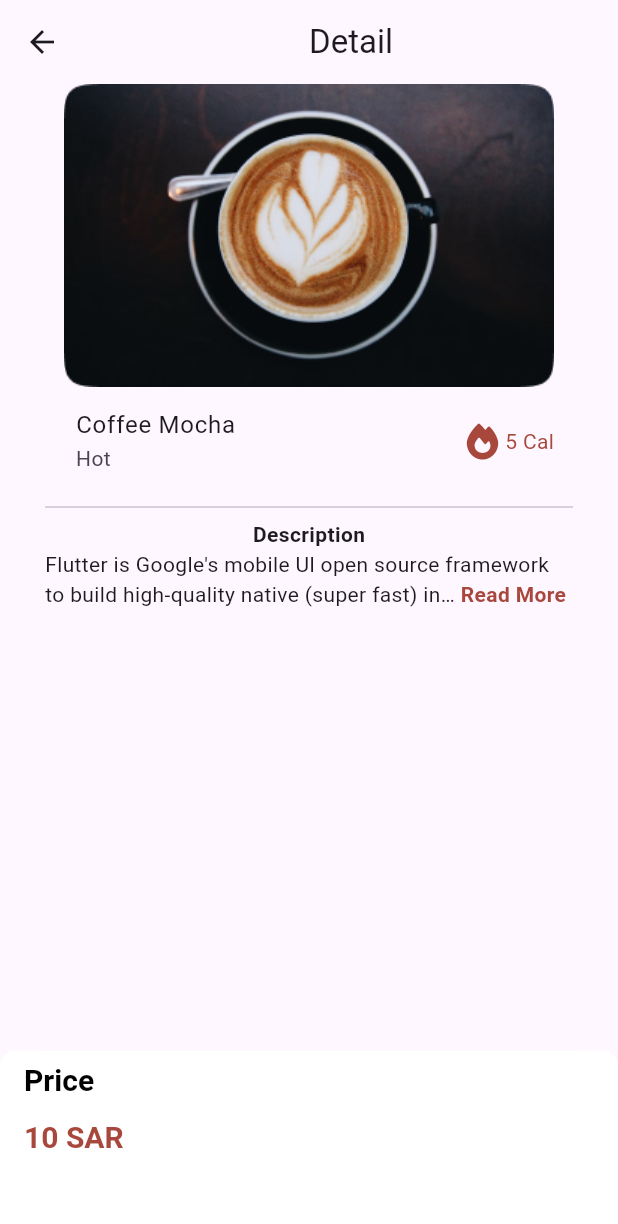
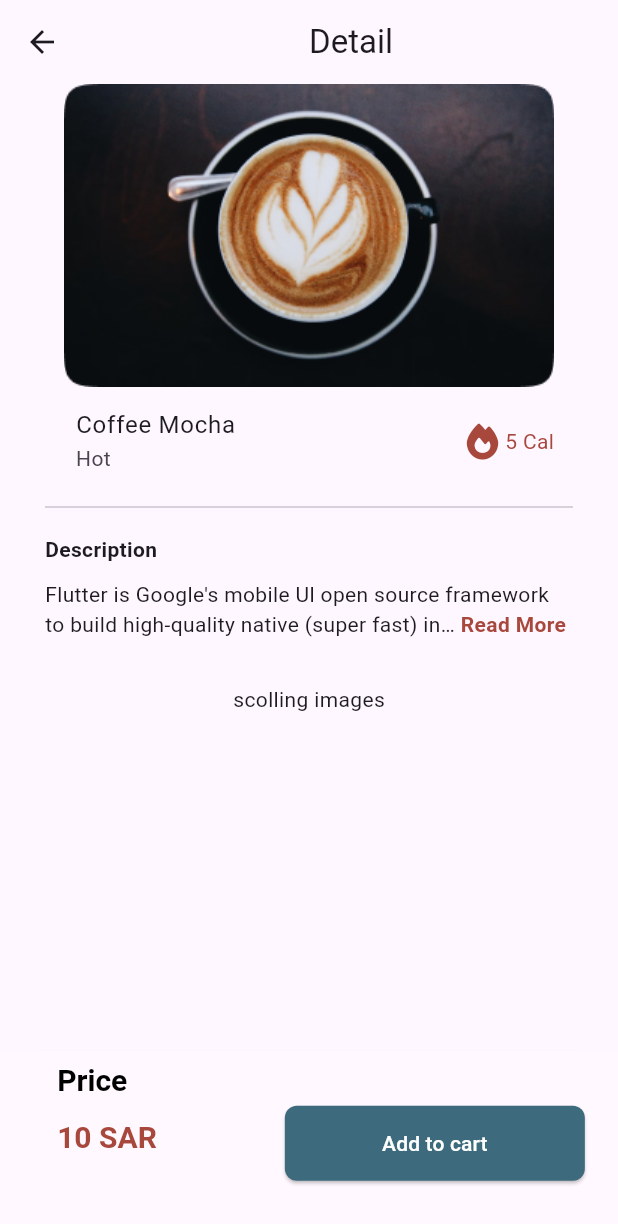
Before and after one commit to trt14/onze_coffee_app, a Flutter app: the ProductDetailsScreen screen opened directly, on a phone screen of 412 x 824 dp. Shown: the top 1224 px of the screen. Run offline on Flutter 3.47's test engine with Material 3 defaults, Android fonts, the phone set to English and light mode, and no system bars; drawn by our look-alikes of readmore; our stand-ins replace device_preview, font_awesome_flutter.

Commit message:
Design: create custom widget

```diff
--- /dev/null
+++ b/devtools_options.yaml
@@ -0,0 +1,3 @@
+description: This file stores settings for Dart & Flutter DevTools.
+documentation: https://docs.flutter.dev/tools/devtools/extensions#configure-extension-enablement-states
+extensions:
--- a/lib/screen/shared/product_details_screen.dart
+++ b/lib/screen/shared/product_details_screen.dart
@@ -1,8 +1,7 @@
 import 'package:flutter/material.dart';
-import 'package:font_awesome_flutter/font_awesome_flutter.dart';
-import 'package:onze_coffee_app/helper/custom_colors.dart';
-import 'package:onze_coffee_app/helper/screen.dart';
-import 'package:readmore/readmore.dart';
+import 'package:onze_coffee_app/widget/comment/custom_button_bottom_sheet.dart';
+import 'package:onze_coffee_app/widget/product_description.dart';
+import 'package:onze_coffee_app/widget/product_title.dart';
 
 class ProductDetailsScreen extends StatelessWidget {
   const ProductDetailsScreen({super.key});
@@ -13,8 +12,9 @@ class ProductDetailsScreen extends StatelessWidget {
       appBar: AppBar(
         title: const Center(child: Text("Detail")),
       ),
-      bottomSheet: Buy(
+      bottomSheet: CustomButtonBottomSheet(
         price: "10",
+        onPressed: () {},
       ),
       body: SafeArea(
         bottom: false,
@@ -31,12 +31,29 @@ class ProductDetailsScreen extends StatelessWidget {
                 padding: EdgeInsets.symmetric(horizontal: 30.0),
                 child: Divider(),
               ),
-              const Text(
-                  style: TextStyle(fontWeight: FontWeight.bold), "Description"),
-              const Description(
+              const SizedBox(
+                height: 10,
+              ),
+              const Padding(
+                padding: EdgeInsets.only(left: 30.0),
+                child: Align(
+                  alignment: Alignment.centerLeft,
+                  child: Text(
+                      style: TextStyle(fontWeight: FontWeight.bold),
+                      "Description"),
+                ),
+              ),
+              const SizedBox(
+                height: 10,
+              ),
+              const ProductDescription(
                 description:
                     "Flutter is Google's mobile Ul open source framework to build high-quality native (super fast) interfaces for iOS and Android apps with the unified codebase",
               ),
+              const SizedBox(
+                height: 30,
+              ),
+              const Text("scolling images")
             ],
           ),
         ),
@@ -44,113 +61,3 @@ class ProductDetailsScreen extends StatelessWidget {
     );
   }
 }
-
-class Buy extends StatelessWidget {
-  const Buy({
-    super.key,
-    required this.price,
-  });
-  final String price;
-
-  @override
-  Widget build(BuildContext context) {
-    return Container(
-      height: context.getHeight(value: .15),
-      decoration: const BoxDecoration(
-        color: AppColor.white,
-        borderRadius: BorderRadius.vertical(
-          top: Radius.circular(10),
-        ),
-      ),
-      child: Row(
-        mainAxisAlignment: MainAxisAlignment.spaceBetween,
-        children: [
-          SizedBox(
-            height: context.getHeight(value: 1),
-            width: context.getWidth(value: .3),
-            child: ListTile(
-              titleTextStyle: const TextStyle(
-                  color: AppColor.black,
-                  fontWeight: FontWeight.bold,
-                  fontSize: 20),
-              title: const Padding(
-                padding: EdgeInsets.only(bottom: 15.0),
-                child: Text("Price"),
-              ),
-              subtitleTextStyle: const TextStyle(
-                  color: AppColor.secondary,
-                  fontWeight: FontWeight.bold,
-                  fontSize: 20),
-              subtitle: Text("$price SAR"),
-            ),
-          )
-        ],
-      ),
-    );
-  }
-}
-
-class Description extends StatelessWidget {
-  const Description({
-    super.key,
-    required this.description,
-  });
-  final String description;
-  @override
-  Widget build(BuildContext context) {
-    return Padding(
-      padding: const EdgeInsets.symmetric(horizontal: 30),
-      child: ReadMoreText(
-        description,
-        trimMode: TrimMode.Line,
-        trimLines: 2,
-        colorClickableText: AppColor.secondary,
-        trimCollapsedText: 'Read More',
-        trimExpandedText: 'Show less',
-        moreStyle: const TextStyle(
-            fontSize: 14,
-            fontWeight: FontWeight.bold,
-            color: AppColor.secondary),
-      ),
-    );
-  }
-}
-
-class ProductTitle extends StatelessWidget {
-  const ProductTitle({
-    super.key,
-    required this.name,
-    required this.type,
-    required this.cal,
-  });
-  final String name;
-  final String type;
-  final String cal;
-  @override
-  Widget build(BuildContext context) {
-    return Row(
-      mainAxisAlignment: MainAxisAlignment.spaceAround,
-      children: [
-        SizedBox(
-          width: context.getWidth(value: .5),
-          child: ListTile(
-            title: Text(name),
-            subtitle: Text(type),
-          ),
-        ),
-        Row(
-          children: [
-            const Icon(color: AppColor.secondary, FontAwesomeIcons.fire),
-            const SizedBox(width: 3),
-            Padding(
-              padding: const EdgeInsets.only(right: 8.0),
-              child: Text(
-                  style: const TextStyle(color: AppColor.secondary),
-                  "$cal Cal"),
-            )
-          ],
-        )
-      ],
-    );
-  }
-}
--- /dev/null
+++ b/lib/widget/comment/custom_button_bottom_sheet.dart
@@ -0,0 +1,61 @@
+import 'package:flutter/material.dart';
+import 'package:onze_coffee_app/helper/custom_colors.dart';
+import 'package:onze_coffee_app/helper/screen.dart';
+import 'package:onze_coffee_app/widget/custom_main_button.dart';
+
+class CustomButtonBottomSheet extends StatelessWidget {
+  const CustomButtonBottomSheet({
+    super.key,
+    this.price = "",
+    this.onPressed,
+  });
+  final String? price;
+  final void Function()? onPressed;
+  @override
+  Widget build(BuildContext context) {
+    return Container(
+      height: context.getHeight(value: .15),
+      decoration: const BoxDecoration(
+        color: Color(0xfffff8ff),
+      ),
+      child: price != ""
+          ? Row(
+              mainAxisAlignment: MainAxisAlignment.spaceAround,
+              children: [
+                SizedBox(
+                  height: context.getHeight(value: 1),
+                  width: context.getWidth(value: .3),
+                  child: ListTile(
+                    titleTextStyle: const TextStyle(
+                        color: AppColor.black,
+                        fontWeight: FontWeight.bold,
+                        fontSize: 20),
+                    title: const Padding(
+                      padding: EdgeInsets.only(bottom: 15.0),
+                      child: Text("Price"),
+                    ),
+                    subtitleTextStyle: const TextStyle(
+                        color: AppColor.secondary,
+                        fontWeight: FontWeight.bold,
+                        fontSize: 20),
+                    subtitle: Text("$price SAR"),
+                  ),
+                ),
+                Align(
+                    alignment: Alignment.center,
+                    child: CustomMainButton(
+                        title: "Add to cart", onPressed: onPressed))
+              ],
+            )
+          : Row(
+              mainAxisAlignment: MainAxisAlignment.center,
+              children: [
+                CustomMainButton(
+                  title: "Buy",
+                  onPressed: onPressed,
+                ),
+              ],
+            ),
+    );
+  }
+}
--- a/lib/widget/custom_main_button.dart
+++ b/lib/widget/custom_main_button.dart
@@ -2,13 +2,13 @@ import 'package:flutter/material.dart';
 import 'package:onze_coffee_app/helper/custom_colors.dart';
 
 class CustomMainButton extends StatelessWidget {
-  const CustomMainButton({super.key, required this.title});
+  const CustomMainButton({super.key, required this.title, this.onPressed});
   final String title;
-
+  final void Function()? onPressed;
   @override
   Widget build(BuildContext context) {
     return ElevatedButton(
-      onPressed: () {},
+      onPressed: onPressed,
       style: ElevatedButton.styleFrom(
         backgroundColor: AppColor.primary,
         minimumSize: const Size(200, 50),
--- /dev/null
+++ b/lib/widget/product_description.dart
@@ -0,0 +1,30 @@
+
+import 'package:flutter/material.dart';
+import 'package:onze_coffee_app/helper/custom_colors.dart';
+import 'package:readmore/readmore.dart';
+
+class ProductDescription extends StatelessWidget {
+  const ProductDescription({
+    super.key,
+    required this.description,
+  });
+  final String description;
+  @override
+  Widget build(BuildContext context) {
+    return Padding(
+      padding: const EdgeInsets.symmetric(horizontal: 30),
+      child: ReadMoreText(
+        description,
+        trimMode: TrimMode.Line,
+        trimLines: 2,
+        colorClickableText: AppColor.secondary,
+        trimCollapsedText: 'Read More',
+        trimExpandedText: 'Show less',
+        moreStyle: const TextStyle(
+            fontSize: 14,
+            fontWeight: FontWeight.bold,
+            color: AppColor.secondary),
+      ),
+    );
+  }
+}
--- /dev/null
+++ b/lib/widget/product_title.dart
@@ -0,0 +1,44 @@
+
+import 'package:flutter/material.dart';
+import 'package:font_awesome_flutter/font_awesome_flutter.dart';
+import 'package:onze_coffee_app/helper/custom_colors.dart';
+import 'package:onze_coffee_app/helper/screen.dart';
+
+class ProductTitle extends StatelessWidget {
+  const ProductTitle({
+    super.key,
+    required this.name,
+    required this.type,
+    required this.cal,
+  });
+  final String name;
+  final String type;
+  final String cal;
+  @override
+  Widget build(BuildContext context) {
+    return Row(
+      mainAxisAlignment: MainAxisAlignment.spaceAround,
+      children: [
+        SizedBox(
+          width: context.getWidth(value: .5),
+          child: ListTile(
+            title: Text(name),
+            subtitle: Text(type),
+          ),
+        ),
+        Row(
+          children: [
+            const Icon(color: AppColor.secondary, FontAwesomeIcons.fire),
+            const SizedBox(width: 3),
+            Padding(
+              padding: const EdgeInsets.only(right: 8.0),
+              child: Text(
+                  style: const TextStyle(color: AppColor.secondary),
+                  "$cal Cal"),
+            )
+          ],
+        )
+      ],
+    );
+  }
+}
```
